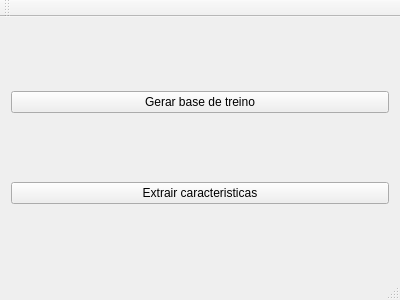
First picture: the form in mainwindow.ui, repository Guicopelli/simpsons-extract, before the edit.
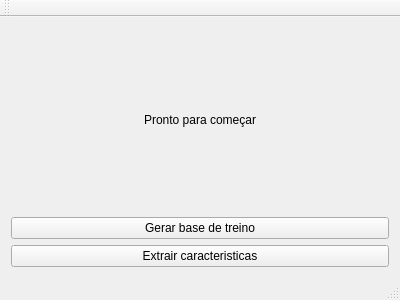
Second picture: the form after the edit.

Commit message: Quase pronto

The edit to the form file:
```diff
--- a/mainwindow.ui
+++ b/mainwindow.ui
@@ -15,6 +15,16 @@
   </property>
   <widget class="QWidget" name="centralWidget">
    <layout class="QVBoxLayout" name="verticalLayout">
+    <item>
+     <widget class="QLabel" name="lbl_img">
+      <property name="text">
+       <string>Pronto para começar</string>
+      </property>
+      <property name="alignment">
+       <set>Qt::AlignCenter</set>
+      </property>
+     </widget>
+    </item>
     <item>
      <widget class="QPushButton" name="pushButton">
       <property name="text">
```
Left out of the diff: 2 changed lines with no effect on the pictures. The commit also changes 7 other files.
